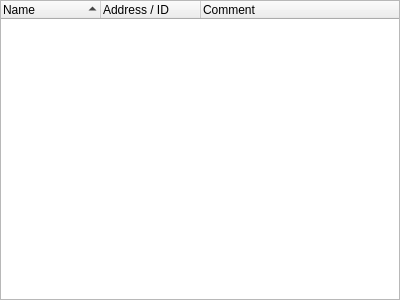
Qt form source/client/ui/hosts/local_group_widget.ui (dchapyshev/aspia) before a commit.
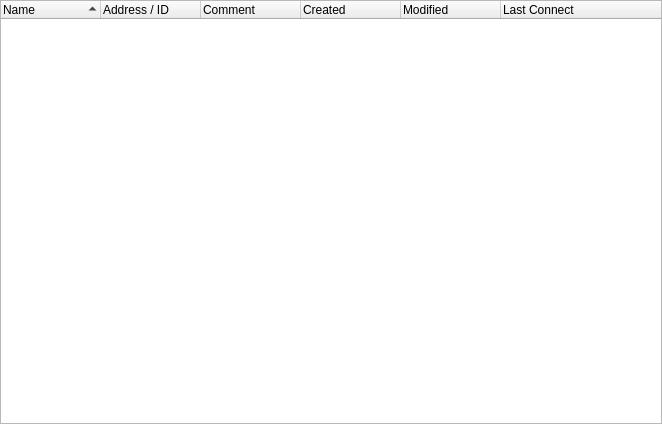
The same form after that commit.

What changed in the file:
```diff
--- a/source/client/ui/hosts/local_group_widget.ui
+++ b/source/client/ui/hosts/local_group_widget.ui
@@ -6,8 +6,8 @@
    <rect>
     <x>0</x>
     <y>0</y>
-    <width>400</width>
-    <height>300</height>
+    <width>662</width>
+    <height>424</height>
    </rect>
   </property>
   <layout class="QVBoxLayout" name="verticalLayout">
@@ -38,7 +38,7 @@
       <bool>true</bool>
      </property>
      <property name="columnCount">
-      <number>3</number>
+      <number>6</number>
      </property>
      <column>
       <property name="text">
@@ -55,6 +55,21 @@
        <string>Comment</string>
       </property>
      </column>
+     <column>
+      <property name="text">
+       <string>Created</string>
+      </property>
+     </column>
+     <column>
+      <property name="text">
+       <string>Modified</string>
+      </property>
+     </column>
+     <column>
+      <property name="text">
+       <string>Last Connect</string>
+      </property>
+     </column>
     </widget>
    </item>
   </layout>
```
